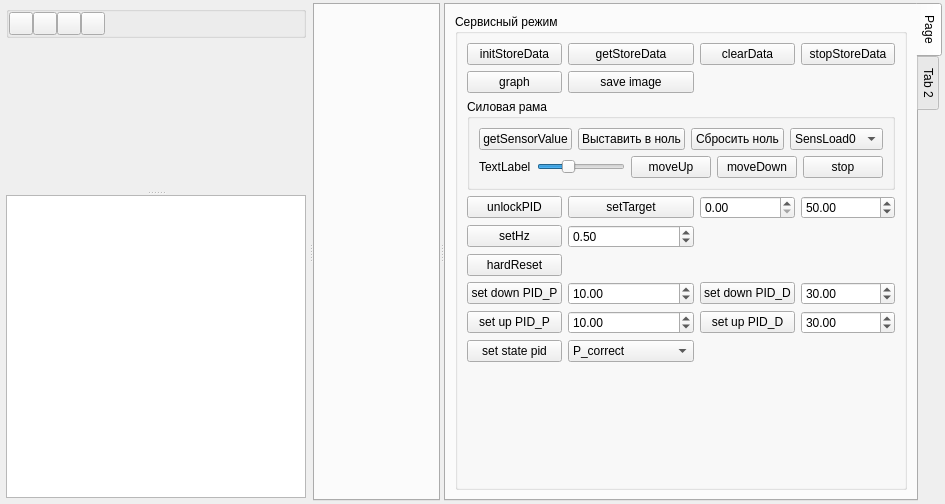
This is pg-liga/experimentview.ui in predbannikov/pg-liga as Qt 5 draws it before an edit. The edited form follows.
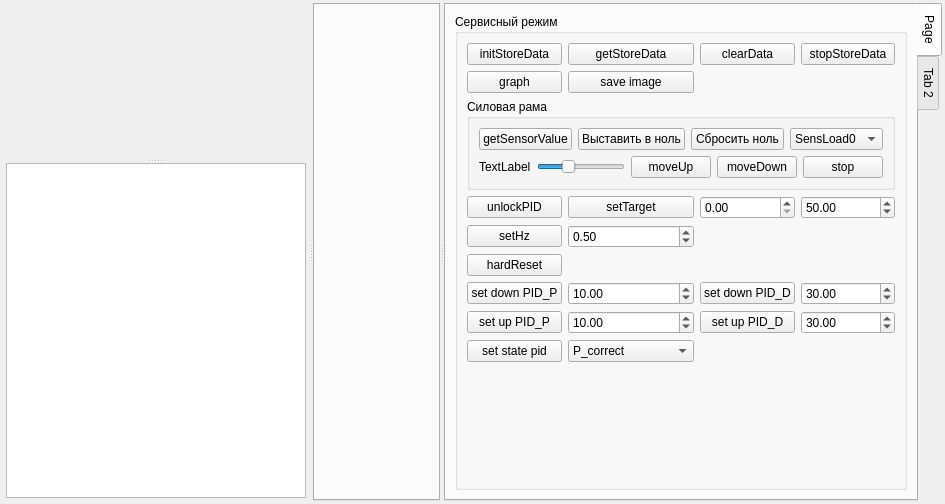
This is the edited form. Icons and pictures are not drawn. Custom widgets are drawn as their Qt base class.

```diff
--- a/pg-liga/experimentview.ui
+++ b/pg-liga/experimentview.ui
@@ -52,85 +52,7 @@
         <number>3</number>
        </property>
        <item>
-        <widget class="QGroupBox" name="grpControlProcess">
-         <property name="title">
-          <string/>
-         </property>
-         <layout class="QHBoxLayout" name="horizontalLayout_3">
-          <property name="spacing">
-           <number>0</number>
-          </property>
-          <property name="leftMargin">
-           <number>0</number>
-          </property>
-          <property name="topMargin">
-           <number>0</number>
-          </property>
-          <property name="rightMargin">
-           <number>0</number>
-          </property>
-          <property name="bottomMargin">
-           <number>0</number>
-          </property>
-          <item>
-           <widget class="QToolButton" name="btnStartExperiment">
-            <property name="text">
-             <string/>
-            </property>
-            <property name="icon">
-             <iconset resource="resources/resources.qrc">
-              <normaloff>:/icons/play_exp.png</normaloff>:/icons/play_exp.png</iconset>
-            </property>
-           </widget>
-          </item>
-          <item>
-           <widget class="QToolButton" name="btnContinueExperiment">
-            <property name="text">
-             <string/>
-            </property>
-            <property name="icon">
-             <iconset resource="resources/resources.qrc">
-              <normaloff>:/icons/skip_exp.png</normaloff>:/icons/skip_exp.png</iconset>
-            </property>
-           </widget>
-          </item>
-          <item>
-           <widget class="QToolButton" name="btnPauseExperiment">
-            <property name="text">
-             <string/>
-            </property>
-            <property name="icon">
-             <iconset resource="resources/resources.qrc">
-              <normaloff>:/icons/pause_exp.png</normaloff>:/icons/pause_exp.png</iconset>
-            </property>
-           </widget>
-          </item>
-          <item>
-           <widget class="QToolButton" name="btnStopExperiment">
-            <property name="text">
-             <string/>
-            </property>
-            <property name="icon">
-             <iconset resource="resources/resources.qrc">
-              <normaloff>:/icons/stop_exp.png</normaloff>:/icons/stop_exp.png</iconset>
-            </property>
-           </widget>
-          </item>
-          <item>
-           <spacer name="horizontalSpacer">
-            <property name="orientation">
-             <enum>Qt::Horizontal</enum>
-            </property>
-            <property name="sizeHint" stdset="0">
-             <size>
-              <width>40</width>
-              <height>20</height>
-             </size>
-            </property>
-           </spacer>
-          </item>
-         </layout>
-        </widget>
+        <widget class="ControlPanelWgt" name="controlPanelWgt" native="true"/>
        </item>
        <item>
         <widget class="QSplitter" name="splitter_2">
@@ -640,9 +562,15 @@
    </item>
   </layout>
  </widget>
- <resources>
-  <include location="resources/resources.qrc"/>
- </resources>
+ <customwidgets>
+  <customwidget>
+   <class>ControlPanelWgt</class>
+   <extends>QWidget</extends>
+   <header location="global">controlpanelwgt.h</header>
+   <container>1</container>
+  </customwidget>
+ </customwidgets>
+ <resources/>
  <connections>
   <connection>
    <sender>sliderLoadFrameSpeed</sender>
```
